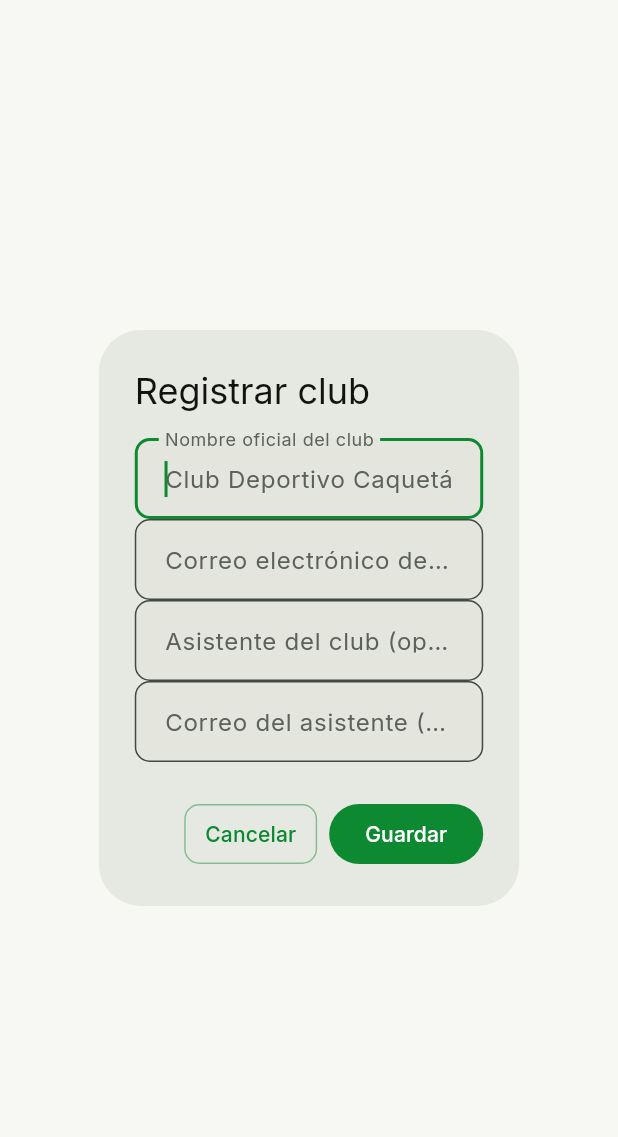
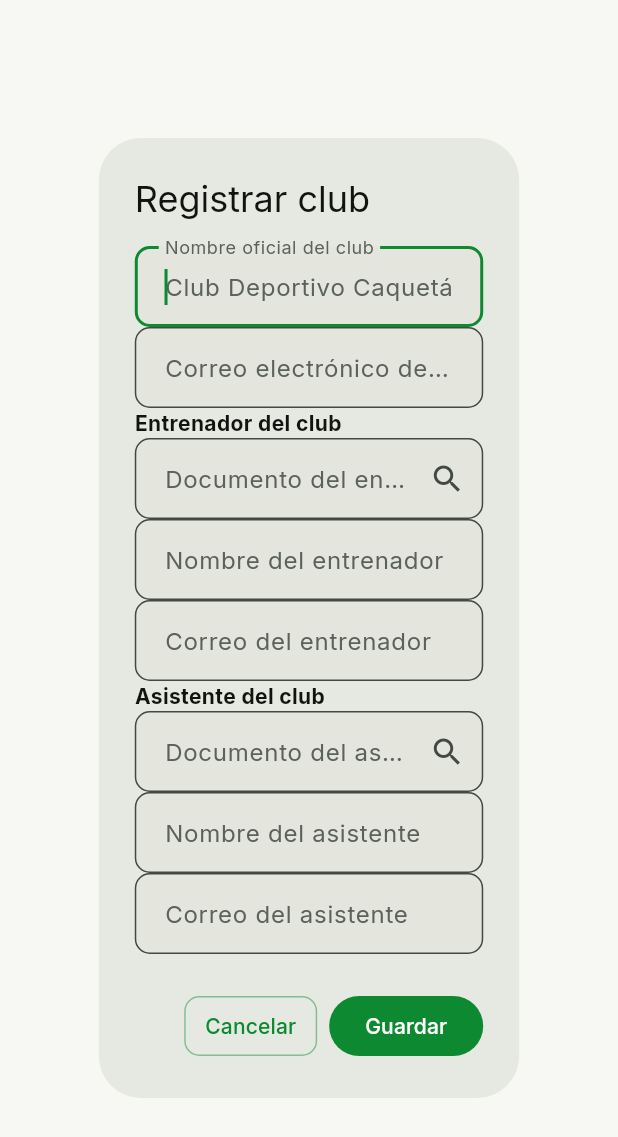
Before and after one commit to tatiana1104/handplay_demo, a Flutter app: the _ClubEditDialog widget shown alone on an empty page, opened directly, on a phone screen of 412 x 824 dp. Shown: the top 1137 px of the screen. Run offline on Flutter 3.47's test engine with Material 3 defaults, Android fonts, the phone set to English and light mode, and no system bars; our stand-ins replace cloud_firestore, dartz, equatable, firebase_auth, firebase_core, firebase_messaging and 5 more; accounts and stored records are empty.

Commit message:
Assign club coach and assistant by document

```diff
--- a/lib/features/teams/domain/models/club_model.dart
+++ b/lib/features/teams/domain/models/club_model.dart
@@ -5,12 +5,16 @@ import 'package:cloud_firestore/cloud_firestore.dart';
 class ClubModel {
   /// ES: Crea un club con su ID de Firestore y nombre visible.
   /// EN: Creates a club with its Firestore ID and display name.
-  const ClubModel({required this.id, required this.name, this.email = '', this.assistantName = '', this.assistantEmail = ''});
+  const ClubModel({required this.id, required this.name, this.email = '', this.coachName = '', this.coachDocument = '', this.coachEmail = '', this.assistantName = '', this.assistantDocument = '', this.assistantEmail = ''});
 
   final String id;
   final String name;
   final String email;
+  final String coachName;
+  final String coachDocument;
+  final String coachEmail;
   final String assistantName;
+  final String assistantDocument;
   final String assistantEmail;
 
   /// ES: Convierte un documento de la colección `clubs` en un modelo.
@@ -22,7 +26,11 @@ class ClubModel {
       id: document.id,
       name: document.data()['name']?.toString() ?? '',
       email: document.data()['email']?.toString() ?? '',
+      coachName: document.data()['coachName']?.toString() ?? '',
+      coachDocument: document.data()['coachDocument']?.toString() ?? '',
+      coachEmail: document.data()['coachEmail']?.toString() ?? '',
       assistantName: document.data()['assistantName']?.toString() ?? '',
+      assistantDocument: document.data()['assistantDocument']?.toString() ?? '', document.data()['assistantName']?.toString() ?? '',
       assistantEmail: document.data()['assistantEmail']?.toString() ?? '',
     );
   }
--- a/lib/features/teams/presentation/screens/club_detail_screen.dart
+++ b/lib/features/teams/presentation/screens/club_detail_screen.dart
@@ -94,6 +94,17 @@ class ClubDetailScreen extends StatelessWidget {
                   ),
                 ),
               if (club.email.trim().isNotEmpty) const SizedBox(height: 16),
+              if (club.coachName.trim().isNotEmpty || club.assistantName.trim().isNotEmpty)
+                Card(
+                  margin: EdgeInsets.zero,
+                  child: Column(
+                    children: [
+                      if (club.coachName.trim().isNotEmpty) ListTile(leading: const Icon(Icons.sports_outlined), title: const Text('Entrenador'), subtitle: Text('${club.coachName} · ${club.coachDocument}')),
+                      if (club.assistantName.trim().isNotEmpty) ListTile(leading: const Icon(Icons.support_agent_outlined), title: const Text('Asistente'), subtitle: Text('${club.assistantName} · ${club.assistantDocument}')),
+                    ],
+                  ),
+                ),
+              if (club.coachName.trim().isNotEmpty || club.assistantName.trim().isNotEmpty) const SizedBox(height: 16),
               const SectionHeader('Listado de jugadores'),
               const SizedBox(height: 8),
               if (teams.isEmpty)
--- a/lib/features/teams/presentation/screens/clubs_screen.dart
+++ b/lib/features/teams/presentation/screens/clubs_screen.dart
@@ -66,7 +66,7 @@ class _ClubsScreenState extends State<ClubsScreen> {
   }
 
   Future<void> _editClub({ClubModel? club}) async {
-    final result = await showDialog<({String name, String email, String assistantName, String assistantEmail})>(context: context, builder: (_) => _ClubEditDialog(club: club));
+    final result = await showDialog<({String name, String email, String coachName, String coachDocument, String coachEmail, String assistantName, String assistantDocument, String assistantEmail})>(context: context, builder: (_) => _ClubEditDialog(club: club));
     final name = result?.name;
     if (name == null || !mounted || _savingClub) return;
     setState(() => _savingClub = true);
@@ -84,9 +84,9 @@ class _ClubsScreenState extends State<ClubsScreen> {
           _showMessage('Inicia sesión como administrador para crear un club.');
           return;
         }
-        await _repository.createClub(name: name, email: result?.email ?? '', createdBy: userId, assistantName: result?.assistantName ?? '', assistantEmail: result?.assistantEmail ?? '');
+        await _repository.createClub(name: name, email: result?.email ?? '', createdBy: userId, coachName: result?.coachName ?? '', coachDocument: result?.coachDocument ?? '', coachEmail: result?.coachEmail ?? '', assistantName: result?.assistantName ?? '', assistantDocument: result?.assistantDocument ?? '', assistantEmail: result?.assistantEmail ?? '');
       } else {
-        await _repository.updateClub(ClubModel(id: club.id, name: name, email: result?.email ?? '', assistantName: result?.assistantName ?? '', assistantEmail: result?.assistantEmail ?? ''));
+        await _repository.updateClub(ClubModel(id: club.id, name: name, email: result?.email ?? '', coachName: result?.coachName ?? '', coachDocument: result?.coachDocument ?? '', coachEmail: result?.coachEmail ?? '', assistantName: result?.assistantName ?? '', assistantDocument: result?.assistantDocument ?? '', assistantEmail: result?.assistantEmail ?? ''));
       }
       if (mounted) _showMessage(club == null ? 'Club registrado.' : 'Club actualizado.');
     } on FirebaseException catch (error) {
@@ -137,16 +137,27 @@ class _ClubEditDialog extends StatefulWidget {
 class _ClubEditDialogState extends State<_ClubEditDialog> {
   late final TextEditingController _controller;
   late final TextEditingController _email;
+  late final TextEditingController _coachName;
+  late final TextEditingController _coachDocument;
+  late final TextEditingController _coachEmail;
   late final TextEditingController _assistantName;
+  late final TextEditingController _assistantDocument;
   late final TextEditingController _assistantEmail;
   final _formKey = GlobalKey<FormState>();
+  final _repository = ClubRepository();
+  bool _searchingCoach = false;
+  bool _searchingAssistant = false;
 
   @override
   void initState() {
     super.initState();
     _controller = TextEditingController(text: widget.club?.name ?? '');
     _email = TextEditingController(text: widget.club?.email ?? '');
+    _coachName = TextEditingController(text: widget.club?.coachName ?? '');
+    _coachDocument = TextEditingController(text: widget.club?.coachDocument ?? '');
+    _coachEmail = TextEditingController(text: widget.club?.coachEmail ?? '');
     _assistantName = TextEditingController(text: widget.club?.assistantName ?? '');
+    _assistantDocument = TextEditingController(text: widget.club?.assistantDocument ?? '');
     _assistantEmail = TextEditingController(text: widget.club?.assistantEmail ?? '');
   }
 
@@ -154,9 +165,31 @@ class _ClubEditDialogState extends State<_ClubEditDialog> {
   void dispose() {
     _controller.dispose();
     _email.dispose();
+    _coachName.dispose();
+    _coachDocument.dispose();
+    _coachEmail.dispose();
     _assistantName.dispose();
+    _assistantDocument.dispose();
     _assistantEmail.dispose();
     super.dispose();
+  }
+
+  Future<void> _lookup({required bool coach}) async {
+    final document = (coach ? _coachDocument : _assistantDocument).text.trim();
+    if (document.isEmpty) return;
+    setState(() => coach ? _searchingCoach = true : _searchingAssistant = true);
+    try {
+      final data = await _repository.findPersonByDocument(document);
+      if (!mounted) return;
+      if (data == null) {
+        ScaffoldMessenger.of(context).showSnackBar(const SnackBar(content: Text('No se encontró una persona con ese documento.')));
+        return;
+      }
+      (coach ? _coachName : _assistantName).text = data['displayName']?.toString() ?? data['nombre']?.toString() ?? '';
+      (coach ? _coachEmail : _assistantEmail).text = data['email']?.toString() ?? data['correo']?.toString() ?? '';
+    } finally {
+      if (mounted) setState(() => coach ? _searchingCoach = false : _searchingAssistant = false);
+    }
   }
 
   @override
@@ -181,8 +214,14 @@ class _ClubEditDialogState extends State<_ClubEditDialog> {
               decoration: const InputDecoration(labelText: 'Correo electrónico del club'),
               validator: (value) => value == null || !RegExp(r'^[^@\s]+@[^@\s]+\.[^@\s]+$').hasMatch(value.trim()) ? 'Escribe un correo válido' : null,
             ),
-            TextFormField(controller: _assistantName, decoration: const InputDecoration(labelText: 'Asistente del club (opcional)')),
-            TextFormField(controller: _assistantEmail, keyboardType: TextInputType.emailAddress, decoration: const InputDecoration(labelText: 'Correo del asistente (opcional)')),
+            const Align(alignment: Alignment.centerLeft, child: Text('Entrenador del club', style: TextStyle(fontWeight: FontWeight.bold))),
+            TextFormField(controller: _coachDocument, decoration: InputDecoration(labelText: 'Documento del entrenador', suffixIcon: IconButton(onPressed: _searchingCoach ? null : () => _lookup(coach: true), icon: _searchingCoach ? const SizedBox(width: 18, height: 18, child: CircularProgressIndicator(strokeWidth: 2)) : const Icon(Icons.search)))),
+            TextFormField(controller: _coachName, readOnly: true, decoration: const InputDecoration(labelText: 'Nombre del entrenador')),
+            TextFormField(controller: _coachEmail, readOnly: true, decoration: const InputDecoration(labelText: 'Correo del entrenador')),
+            const Align(alignment: Alignment.centerLeft, child: Text('Asistente del club', style: TextStyle(fontWeight: FontWeight.bold))),
+            TextFormField(controller: _assistantDocument, decoration: InputDecoration(labelText: 'Documento del asistente', suffixIcon: IconButton(onPressed: _searchingAssistant ? null : () => _lookup(coach: false), icon: _searchingAssistant ? const SizedBox(width: 18, height: 18, child: CircularProgressIndicator(strokeWidth: 2)) : const Icon(Icons.search)))),
+            TextFormField(controller: _assistantName, readOnly: true, decoration: const InputDecoration(labelText: 'Nombre del asistente')),
+            TextFormField(controller: _assistantEmail, readOnly: true, decoration: const InputDecoration(labelText: 'Correo del asistente')),
           ],
         ),
       ),
@@ -191,7 +230,7 @@ class _ClubEditDialogState extends State<_ClubEditDialog> {
         FilledButton(
           onPressed: () {
             if (_formKey.currentState!.validate()) {
-              Navigator.of(context).pop((name: _controller.text.trim(), email: _email.text.trim(), assistantName: _assistantName.text.trim(), assistantEmail: _assistantEmail.text.trim()));
+              Navigator.of(context).pop((name: _controller.text.trim(), email: _email.text.trim(), coachName: _coachName.text.trim(), coachDocument: _coachDocument.text.trim(), coachEmail: _coachEmail.text.trim(), assistantName: _assistantName.text.trim(), assistantDocument: _assistantDocument.text.trim(), assistantEmail: _assistantEmail.text.trim()));
             }
           },
           child: const Text('Guardar'),
```
Also changed, not shown: lib/features/teams/data/club_repository.dart (+21 -1 lines), 5 other files.
